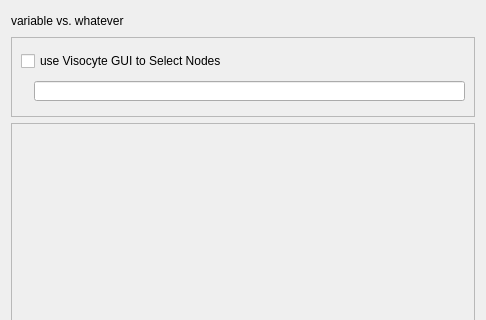
satya-arjunan/visocyteold, file Plugins/SierraPlotTools/pqVariablePlot.ui: the form before one commit; both pictures show x 0 to 486 and y 0 to 320 of the 486 by 860 pixel window.
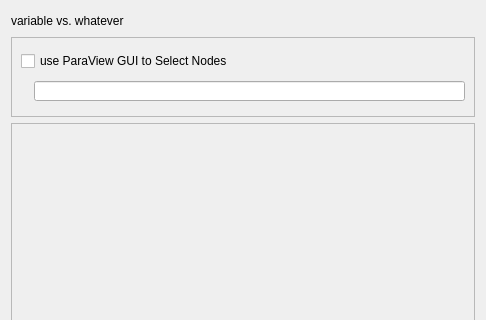
The form after the commit. Custom widgets are drawn as their Qt base class.

Patch:
```diff
--- a/Plugins/SierraPlotTools/pqVariablePlot.ui
+++ b/Plugins/SierraPlotTools/pqVariablePlot.ui
@@ -76,7 +76,7 @@
         <item>
          <widget class="QCheckBox" name="useVisocyteGUIToSelectNodesCheckBox">
           <property name="text">
-           <string>use Visocyte GUI to Select Nodes</string>
+           <string>use ParaView GUI to Select Nodes</string>
           </property>
          </widget>
         </item>
```
Left out of the diff: 2 changed lines with no effect on the pictures.
